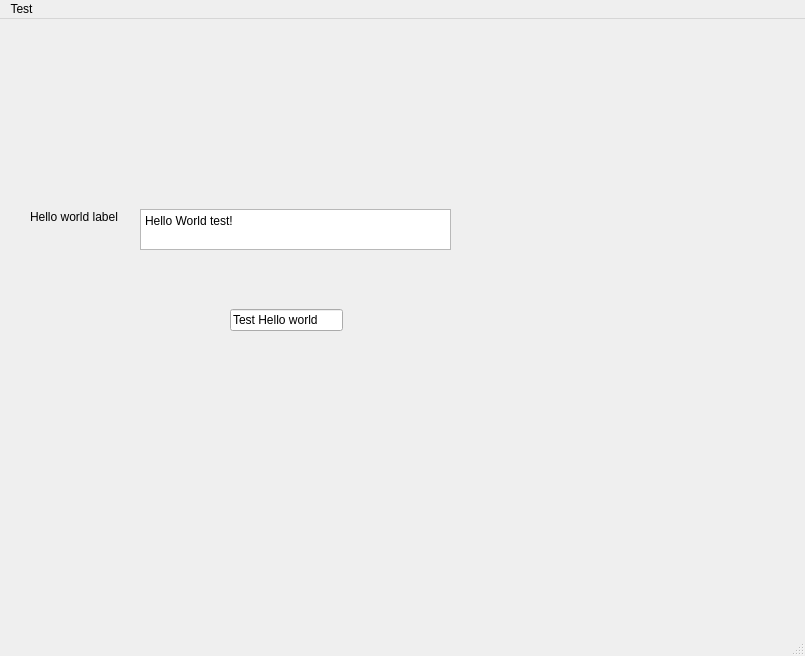
This is SSOKeyGen/ssokeygen.ui in chrcoe/sso-keygen as Qt 5 draws it before an edit. The edited form follows.
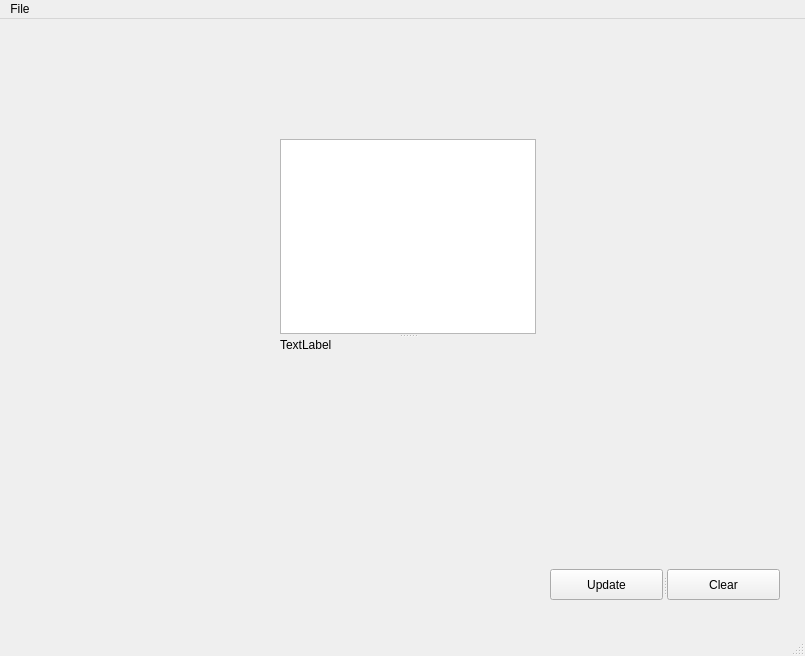
This is the edited form.

Commit message: added more functionality to learn how to work with multiple windows

```diff
--- a/SSOKeyGen/ssokeygen.ui
+++ b/SSOKeyGen/ssokeygen.ui
@@ -14,44 +14,47 @@
    <string>Hello World</string>
   </property>
   <widget class="QWidget" name="centralwidget">
-   <widget class="QPlainTextEdit" name="plainTextEdit">
+   <widget class="QSplitter" name="splitter">
     <property name="geometry">
      <rect>
-      <x>140</x>
-      <y>190</y>
-      <width>311</width>
-      <height>41</height>
+      <x>550</x>
+      <y>550</y>
+      <width>230</width>
+      <height>31</height>
      </rect>
     </property>
-    <property name="plainText">
-     <string>Hello World test!</string>
+    <property name="orientation">
+     <enum>Qt::Horizontal</enum>
     </property>
+    <widget class="QPushButton" name="buttonUpdate">
+     <property name="text">
+      <string>Update</string>
+     </property>
+    </widget>
+    <widget class="QPushButton" name="buttonClear">
+     <property name="text">
+      <string>Clear</string>
+     </property>
+    </widget>
    </widget>
-   <widget class="QLineEdit" name="lineEdit">
+   <widget class="QSplitter" name="splitter_2">
     <property name="geometry">
      <rect>
-      <x>230</x>
-      <y>290</y>
-      <width>113</width>
-      <height>22</height>
+      <x>280</x>
+      <y>120</y>
+      <width>256</width>
+      <height>213</height>
      </rect>
     </property>
-    <property name="text">
-     <string>Test Hello world</string>
+    <property name="orientation">
+     <enum>Qt::Vertical</enum>
     </property>
-   </widget>
-   <widget class="QLabel" name="label">
-    <property name="geometry">
-     <rect>
-      <x>30</x>
-      <y>190</y>
-      <width>111</width>
-      <height>16</height>
-     </rect>
-    </property>
-    <property name="text">
-     <string>Hello world label</string>
-    </property>
+    <widget class="QPlainTextEdit" name="textBox"/>
+    <widget class="QLabel" name="testLabel">
+     <property name="text">
+      <string>TextLabel</string>
+     </property>
+    </widget>
    </widget>
   </widget>
   <widget class="QMenuBar" name="menubar">
@@ -60,12 +63,12 @@
      <x>0</x>
      <y>0</y>
      <width>805</width>
-     <height>19</height>
+     <height>29</height>
     </rect>
    </property>
    <widget class="QMenu" name="menuTest">
     <property name="title">
-     <string>Test</string>
+     <string>File</string>
     </property>
     <addaction name="actionHello_World_TEST"/>
    </widget>
```
Left out of the diff: 60 changed lines with no effect on the pictures. The commit also changes 4 other files.
